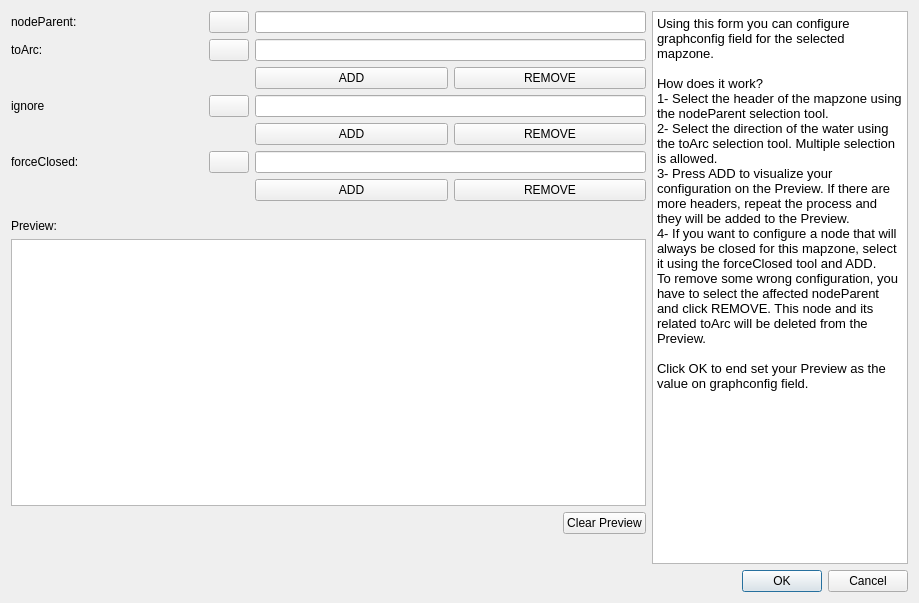
Old version of the form core/ui/toolbars/utilities/mapzone_config.ui in the repository Giswater/giswater_qgis_plugin.
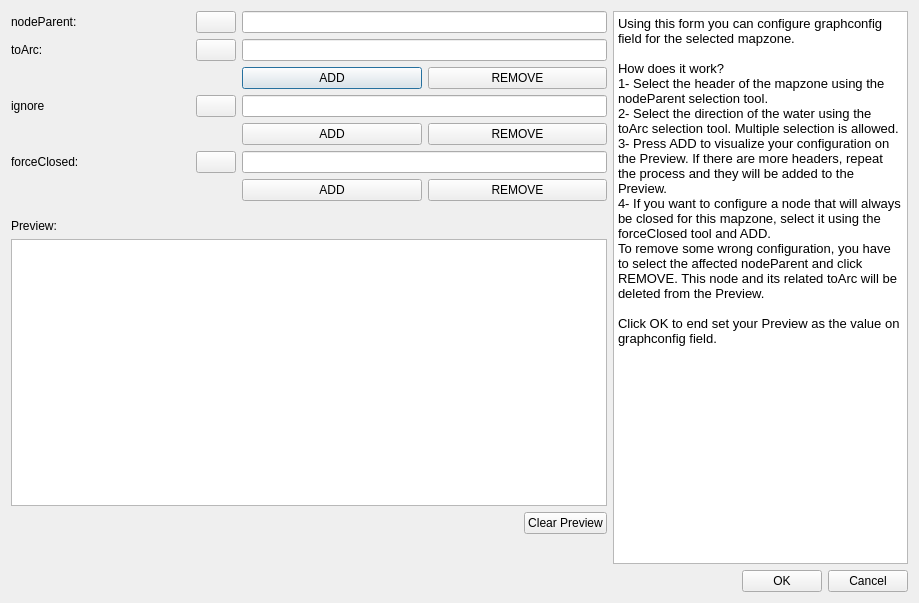
New version of the form.

Commit message:
style(ui): add lyt_buttons QGridLayout for all dialogs.
# Cherry-picked from 9fcf2481a2d87da33b8ae50d2bdb939909b3d67b

Patch:
```diff
--- a/core/ui/toolbars/utilities/mapzone_config.ui
+++ b/core/ui/toolbars/utilities/mapzone_config.ui
@@ -14,38 +14,7 @@
    <string>Mapzone Config</string>
   </property>
   <layout class="QGridLayout" name="gridLayout">
-   <item row="9" column="0" colspan="4">
-    <layout class="QHBoxLayout" name="horizontalLayout">
-     <item>
-      <spacer name="horizontalSpacer">
-       <property name="orientation">
-        <enum>Qt::Horizontal</enum>
-       </property>
-       <property name="sizeHint" stdset="0">
-        <size>
-         <width>40</width>
-         <height>20</height>
-        </size>
-       </property>
-      </spacer>
-     </item>
-     <item>
-      <widget class="QPushButton" name="btn_accept">
-       <property name="text">
-        <string>OK</string>
-       </property>
-      </widget>
-     </item>
-     <item>
-      <widget class="QPushButton" name="btn_cancel">
-       <property name="text">
-        <string>Cancel</string>
-       </property>
-      </widget>
-     </item>
-    </layout>
-   </item>
-   <item row="0" column="0" colspan="3">
+   <item row="0" column="0" colspan="2">
     <layout class="QGridLayout" name="gridLayout_2">
      <item row="5" column="2" colspan="2">
       <widget class="QLineEdit" name="txt_forceClosed">
@@ -199,7 +168,36 @@
      </item>
     </layout>
    </item>
-   <item row="3" column="0" colspan="3">
+   <item row="0" column="2" rowspan="9">
+    <widget class="QTextEdit" name="txt_infolog">
+     <property name="sizePolicy">
+      <sizepolicy hsizetype="Minimum" vsizetype="Expanding">
+       <horstretch>0</horstretch>
+       <verstretch>0</verstretch>
+      </sizepolicy>
+     </property>
+     <property name="readOnly">
+      <bool>true</bool>
+     </property>
+     <property name="html">
+      <string>&lt;!DOCTYPE HTML PUBLIC &quot;-//W3C//DTD HTML 4.0//EN&quot; &quot;http://www.w3.org/TR/REC-html40/strict.dtd&quot;&gt;
+&lt;html&gt;&lt;head&gt;&lt;meta name=&quot;qrichtext&quot; content=&quot;1&quot; /&gt;&lt;style type=&quot;text/css&quot;&gt;
+p, li { white-space: pre-wrap; }
+&lt;/style&gt;&lt;/head&gt;&lt;body style=&quot; font-family:'MS Shell Dlg 2'; font-size:5.5pt; font-weight:400; font-style:normal;&quot;&gt;
+&lt;p style=&quot; margin-top:0px; margin-bottom:0px; margin-left:0px; margin-right:0px; -qt-block-indent:0; text-indent:0px;&quot;&gt;&lt;span style=&quot; font-size:9.75pt;&quot;&gt;Using this form you can configure graphconfig field for the selected mapzone. &lt;/span&gt;&lt;/p&gt;
+&lt;p style=&quot;-qt-paragraph-type:empty; margin-top:0px; margin-bottom:0px; margin-left:0px; margin-right:0px; -qt-block-indent:0; text-indent:0px; font-size:9.75pt;&quot;&gt;&lt;br /&gt;&lt;/p&gt;
+&lt;p style=&quot; margin-top:0px; margin-bottom:0px; margin-left:0px; margin-right:0px; -qt-block-indent:0; text-indent:0px;&quot;&gt;&lt;span style=&quot; font-size:9.75pt;&quot;&gt;How does it work?&lt;/span&gt;&lt;/p&gt;
+&lt;p style=&quot; margin-top:0px; margin-bottom:0px; margin-left:0px; margin-right:0px; -qt-block-indent:0; text-indent:0px;&quot;&gt;&lt;span style=&quot; font-size:9.75pt;&quot;&gt;1- Select the header of the mapzone using the nodeParent selection tool.&lt;/span&gt;&lt;/p&gt;
+&lt;p style=&quot; margin-top:0px; margin-bottom:0px; margin-left:0px; margin-right:0px; -qt-block-indent:0; text-indent:0px;&quot;&gt;&lt;span style=&quot; font-size:9.75pt;&quot;&gt;2- Select the direction of the water using the toArc selection tool. Multiple selection is allowed.&lt;/span&gt;&lt;/p&gt;
+&lt;p style=&quot; margin-top:0px; margin-bottom:0px; margin-left:0px; margin-right:0px; -qt-block-indent:0; text-indent:0px;&quot;&gt;&lt;span style=&quot; font-size:9.75pt;&quot;&gt;3- Press ADD to visualize your configuration on the Preview. If there are more headers, repeat the process and they will be added to the Preview.&lt;/span&gt;&lt;/p&gt;
+&lt;p style=&quot; margin-top:0px; margin-bottom:0px; margin-left:0px; margin-right:0px; -qt-block-indent:0; text-indent:0px;&quot;&gt;&lt;span style=&quot; font-size:9.75pt;&quot;&gt;4- If you want to configure a node that will always be closed for this mapzone, select it using the forceClosed tool and ADD.&lt;/span&gt;&lt;/p&gt;
+&lt;p style=&quot; margin-top:0px; margin-bottom:0px; margin-left:0px; margin-right:0px; -qt-block-indent:0; text-indent:0px;&quot;&gt;&lt;span style=&quot; font-size:9.75pt;&quot;&gt;To remove some wrong configuration, you have to select the affected nodeParent and click REMOVE. This node and its related toArc will be deleted from the Preview.&lt;/span&gt;&lt;/p&gt;
+&lt;p style=&quot;-qt-paragraph-type:empty; margin-top:0px; margin-bottom:0px; margin-left:0px; margin-right:0px; -qt-block-indent:0; text-indent:0px; font-size:9.75pt;&quot;&gt;&lt;br /&gt;&lt;/p&gt;
+&lt;p style=&quot; margin-top:0px; margin-bottom:0px; margin-left:0px; margin-right:0px; -qt-block-indent:0; text-indent:0px;&quot;&gt;&lt;span style=&quot; font-size:9.75pt;&quot;&gt;Click OK to end set your Preview as the value on graphconfig field.&lt;/span&gt;&lt;/p&gt;&lt;/body&gt;&lt;/html&gt;</string>
+     </property>
+    </widget>
+   </item>
+   <item row="3" column="0" colspan="2">
     <layout class="QGridLayout" name="gridLayout_3">
      <item row="0" column="0">
       <widget class="QLabel" name="lbl_preview">
@@ -246,37 +244,35 @@
      <property name="topMargin">
       <number>0</number>
      </property>
+     <item row="0" column="0">
+      <spacer name="horizontalSpacer">
+       <property name="orientation">
+        <enum>Qt::Horizontal</enum>
+       </property>
+       <property name="sizeHint" stdset="0">
+        <size>
+         <width>40</width>
+         <height>20</height>
+        </size>
+       </property>
+      </spacer>
+     </item>
+     <item row="0" column="1">
+      <widget class="QPushButton" name="btn_accept">
+       <property name="text">
+        <string>OK</string>
+       </property>
+      </widget>
+     </item>
+     <item row="0" column="2">
+      <widget class="QPushButton" name="btn_cancel">
+       <property name="text">
+        <string>Cancel</string>
+       </property>
+      </widget>
+     </item>
     </layout>
    </item>
-   <item row="0" column="3" rowspan="9">
-    <widget class="QTextEdit" name="txt_infolog">
-     <property name="sizePolicy">
-      <sizepolicy hsizetype="Minimum" vsizetype="Expanding">
-       <horstretch>0</horstretch>
-       <verstretch>0</verstretch>
-      </sizepolicy>
-     </property>
-     <property name="readOnly">
-      <bool>true</bool>
-     </property>
-     <property name="html">
-      <string>&lt;!DOCTYPE HTML PUBLIC &quot;-//W3C//DTD HTML 4.0//EN&quot; &quot;http://www.w3.org/TR/REC-html40/strict.dtd&quot;&gt;
-&lt;html&gt;&lt;head&gt;&lt;meta name=&quot;qrichtext&quot; content=&quot;1&quot; /&gt;&lt;style type=&quot;text/css&quot;&gt;
-p, li { white-space: pre-wrap; }
-&lt;/style&gt;&lt;/head&gt;&lt;body style=&quot; font-family:'MS Shell Dlg 2'; font-size:7.8pt; font-weight:400; font-style:normal;&quot;&gt;
-&lt;p style=&quot; margin-top:0px; margin-bottom:0px; margin-left:0px; margin-right:0px; -qt-block-indent:0; text-indent:0px;&quot;&gt;&lt;span style=&quot; font-size:9.75pt;&quot;&gt;Using this form you can configure graphconfig field for the selected mapzone. &lt;/span&gt;&lt;/p&gt;
-&lt;p style=&quot;-qt-paragraph-type:empty; margin-top:0px; margin-bottom:0px; margin-left:0px; margin-right:0px; -qt-block-indent:0; text-indent:0px; font-size:9.75pt;&quot;&gt;&lt;br /&gt;&lt;/p&gt;
-&lt;p style=&quot; margin-top:0px; margin-bottom:0px; margin-left:0px; margin-right:0px; -qt-block-indent:0; text-indent:0px;&quot;&gt;&lt;span style=&quot; font-size:9.75pt;&quot;&gt;How does it work?&lt;/span&gt;&lt;/p&gt;
-&lt;p style=&quot; margin-top:0px; margin-bottom:0px; margin-left:0px; margin-right:0px; -qt-block-indent:0; text-indent:0px;&quot;&gt;&lt;span style=&quot; font-size:9.75pt;&quot;&gt;1- Select the header of the mapzone using the nodeParent selection tool.&lt;/span&gt;&lt;/p&gt;
-&lt;p style=&quot; margin-top:0px; margin-bottom:0px; margin-left:0px; margin-right:0px; -qt-block-indent:0; text-indent:0px;&quot;&gt;&lt;span style=&quot; font-size:9.75pt;&quot;&gt;2- Select the direction of the water using the toArc selection tool. Multiple selection is allowed.&lt;/span&gt;&lt;/p&gt;
-&lt;p style=&quot; margin-top:0px; margin-bottom:0px; margin-left:0px; margin-right:0px; -qt-block-indent:0; text-indent:0px;&quot;&gt;&lt;span style=&quot; font-size:9.75pt;&quot;&gt;3- Press ADD to visualize your configuration on the Preview. If there are more headers, repeat the process and they will be added to the Preview.&lt;/span&gt;&lt;/p&gt;
-&lt;p style=&quot; margin-top:0px; margin-bottom:0px; margin-left:0px; margin-right:0px; -qt-block-indent:0; text-indent:0px;&quot;&gt;&lt;span style=&quot; font-size:9.75pt;&quot;&gt;4- If you want to configure a node that will always be closed for this mapzone, select it using the forceClosed tool and ADD.&lt;/span&gt;&lt;/p&gt;
-&lt;p style=&quot; margin-top:0px; margin-bottom:0px; margin-left:0px; margin-right:0px; -qt-block-indent:0; text-indent:0px;&quot;&gt;&lt;span style=&quot; font-size:9.75pt;&quot;&gt;To remove some wrong configuration, you have to select the affected nodeParent and click REMOVE. This node and its related toArc will be deleted from the Preview.&lt;/span&gt;&lt;/p&gt;
-&lt;p style=&quot;-qt-paragraph-type:empty; margin-top:0px; margin-bottom:0px; margin-left:0px; margin-right:0px; -qt-block-indent:0; text-indent:0px; font-size:9.75pt;&quot;&gt;&lt;br /&gt;&lt;/p&gt;
-&lt;p style=&quot; margin-top:0px; margin-bottom:0px; margin-left:0px; margin-right:0px; -qt-block-indent:0; text-indent:0px;&quot;&gt;&lt;span style=&quot; font-size:9.75pt;&quot;&gt;Click OK to end set your Preview as the value on graphconfig field.&lt;/span&gt;&lt;/p&gt;&lt;/body&gt;&lt;/html&gt;</string>
-     </property>
-    </widget>
-   </item>
   </layout>
  </widget>
  <resources/>
```
The commit also changes 58 other files.
